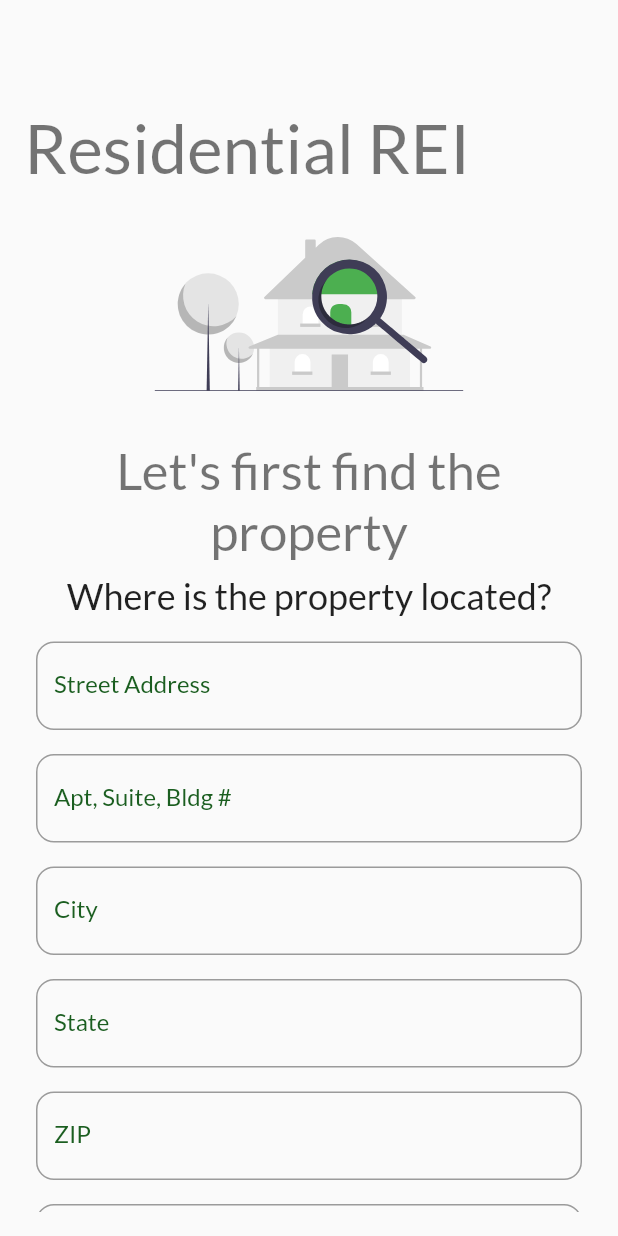
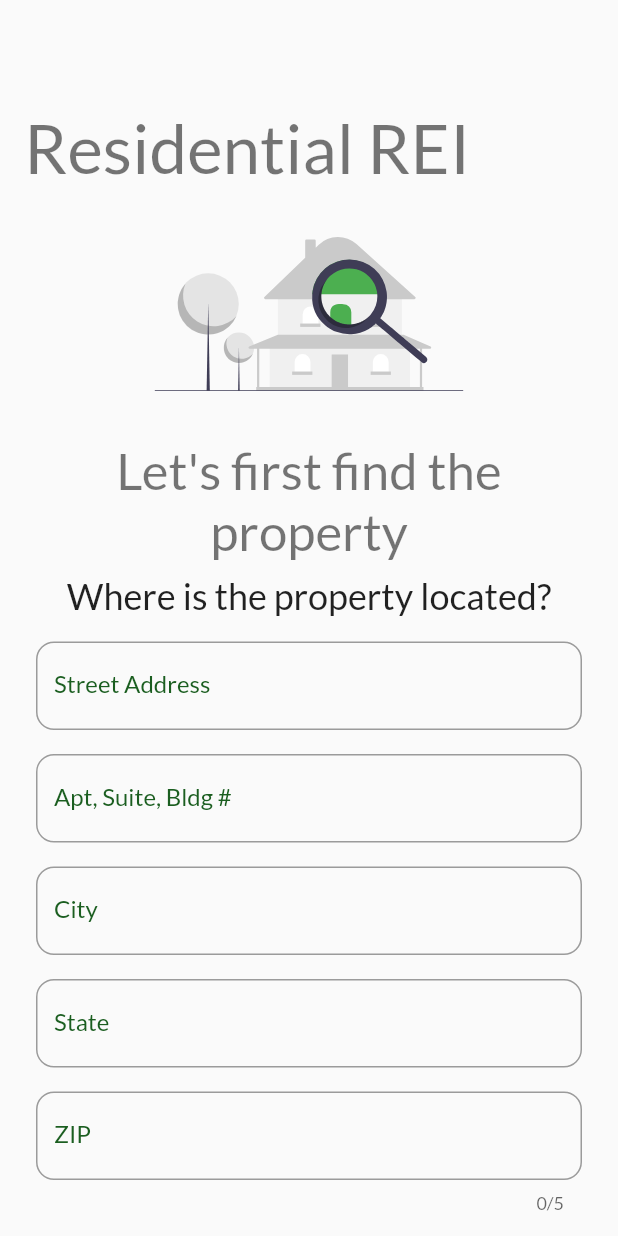
Before and after one commit to aawhitfield/calculators, a Flutter app: the screen it shows after launch, on a phone screen of 412 x 824 dp. Run offline on Flutter 3.47's test engine with Material 2 defaults, Android fonts, the phone set to English and light mode, and no system bars; our stand-ins replace flutter_riverpod, flutter_svg, get, google_fonts.

Commit message:
themes textfields in the theme.dart file formats keyboard, content of address textfields

```diff
--- a/lib/address_form.dart
+++ b/lib/address_form.dart
@@ -1,6 +1,6 @@
 import 'package:calculators/models/address.dart';
-import 'package:calculators/my_text_field.dart';
 import 'package:flutter/material.dart';
+import 'package:flutter/services.dart';
 import 'package:flutter_riverpod/flutter_riverpod.dart';
 
 final addressProvider = ChangeNotifierProvider<Address>(
@@ -23,39 +23,79 @@ class AddressForm extends ConsumerWidget {
         width: width,
         child: Column(
           children: [
-            MyTextField(
+            Padding(
+              padding: const EdgeInsets.all(8.0),
+              child: TextField(
+                decoration: const InputDecoration(
                 labelText: 'Street Address',
+        ),
+                textCapitalization: TextCapitalization.words,
                 onChanged: (String newStreet) =>
                     ref.read(addressProvider).updateStreet(newStreet),
               ),
-            MyTextField(
+            ),
+            Padding(
+              padding: const EdgeInsets.all(8.0),
+              child: TextField(
+                decoration: const InputDecoration(
                 labelText: 'Apt, Suite, Bldg #',
+                ),
+                textCapitalization: TextCapitalization.words,
                 onChanged: (String newLine2) =>
                     ref.read(addressProvider).updateLine2(newLine2),
               ),
-            MyTextField(
+            ),
+            Padding(
+              padding: const EdgeInsets.all(8.0),
+              child: TextField(
+                decoration: const InputDecoration(
                 labelText: 'City',
+                ),
+                textCapitalization: TextCapitalization.words,
                 onChanged: (String newCity) =>
                     ref.read(addressProvider).updateCity(newCity),
               ),
-            MyTextField(
+            ),
+            Padding(
+              padding: const EdgeInsets.all(8.0),
+              child: TextField(
+                decoration: const InputDecoration(
                 labelText: 'State',
+                ),
+                textCapitalization: TextCapitalization.characters,
                 onChanged: (String newState) =>
                     ref.read(addressProvider).updateStreet(newState),
               ),
-            MyTextField(
+            ),
+            Padding(
+              padding: const EdgeInsets.all(8.0),
+              child: TextField(
+                decoration: const InputDecoration(
                 labelText: 'ZIP',
+                ),
+                inputFormatters: [FilteringTextInputFormatter.digitsOnly],
+                keyboardType: TextInputType.number,
+                maxLengthEnforcement: MaxLengthEnforcement.enforced,
+                maxLength: 5,
                 onChanged: (String newZip) =>
                     ref.read(addressProvider).updateZip(newZip),
               ),
-            MyTextField(
+            ),
+            Padding(
+              padding: const EdgeInsets.all(8.0),
+              child: TextField(
+                decoration: const InputDecoration(
                 labelText: 'Square Feet',
+                ),
+                inputFormatters: [FilteringTextInputFormatter.digitsOnly],
+                keyboardType: TextInputType.number,
                 onChanged: (String newSqft) {
                   int? squareFeet = int.tryParse(newSqft);
                   if (squareFeet != null) {
                     ref.read(addressProvider).updateSqft(squareFeet);
                   }
                 }
+              ),
             ),
             const SizedBox(height: 16),
           ],
--- a/lib/my_text_field.dart
+++ /dev/null
@@ -1,36 +0,0 @@
-import 'package:flutter/material.dart';
-import 'package:flutter/services.dart';
-
-class MyTextField extends StatelessWidget {
-  final String? labelText;
-  final Function(String)? onChanged;
-  final List<TextInputFormatter>? inputFormatters;
-
-  const MyTextField({
-    this.labelText,
-    this.onChanged,
-    this.inputFormatters,
-    Key? key,
-  }) : super(key: key);
-
-  @override
-  Widget build(BuildContext context) {
-    return Padding(
-      padding: const EdgeInsets.all(8.0),
-      child: TextField(
-        inputFormatters: inputFormatters,
-        decoration: InputDecoration(
-          labelText: labelText,
-          labelStyle: TextStyle(color: Colors.green.shade900),
-          border: const OutlineInputBorder(
-            borderRadius: BorderRadius.all(Radius.circular(12)),
-          ),
-        ),
-        onChanged: (newString) {
-          if(onChanged != null) {
-            onChanged!(newString);
-          }},
-      ),
-    );
-  }
-}
--- a/lib/theme.dart
+++ b/lib/theme.dart
@@ -6,6 +6,12 @@ ThemeData buildThemeData(BuildContext context) {
     primarySwatch: Colors.green,
     textTheme: GoogleFonts.latoTextTheme(
       Theme.of(context).textTheme,
-    )
+    ),
+    inputDecorationTheme: InputDecorationTheme(
+      labelStyle: TextStyle(color: Colors.green.shade900),
+      border: const OutlineInputBorder(
+    borderRadius: BorderRadius.all(Radius.circular(12)),
+  ),
+    ),
   );
 }
```
Lines whose indentation alone changed are shown as unchanged.
